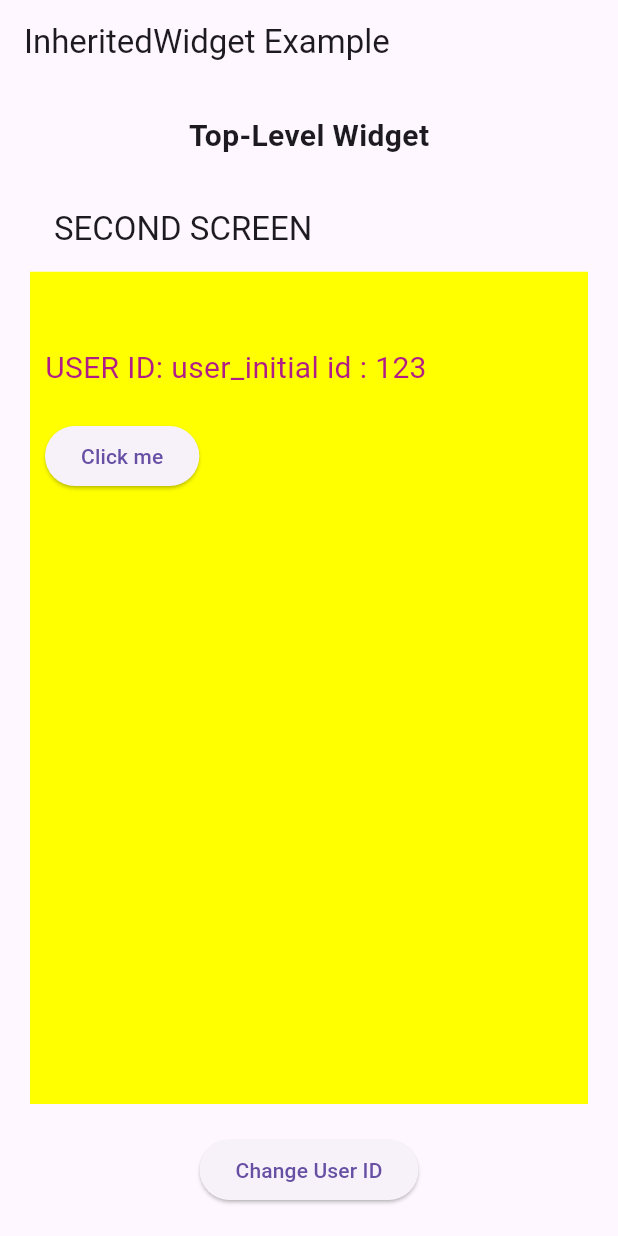
After one commit to makansari7878/samsung_http, a Flutter app: the screen it shows after launch, on a phone screen of 412 x 824 dp. The commit adds this screen. Run offline on Flutter 3.47's test engine with Material 3 defaults, Android fonts, the phone set to English and light mode, and no system bars; our stand-ins replace dio.

Commit message:
Inherited widget

```diff
--- /dev/null
+++ b/lib/inherited_widget_demo.dart
@@ -0,0 +1,54 @@
+import 'package:flutter/material.dart';
+import 'package:samsung_http_proj/second_screen.dart';
+import 'package:samsung_http_proj/user_provider.dart';
+
+
+class InheritedWidgetDemo extends StatefulWidget {
+  const InheritedWidgetDemo({super.key});
+
+  @override
+  State<InheritedWidgetDemo> createState() => _InheritedWidgetDemoState();
+}
+
+class _InheritedWidgetDemoState extends State<InheritedWidgetDemo> {
+  String _currentUserId = 'user_initial id : 123';
+
+  void _changeUserId() {
+    setState(() {
+      _currentUserId = 'user_changed : ${DateTime.now().millisecond}';
+    });
+  }
+
+  @override
+  Widget build(BuildContext context) {
+    return Scaffold(
+      appBar: AppBar(
+        title: const Text('InheritedWidget Example'),
+      ),
+      body: UserProvider(
+        userId: _currentUserId,
+        child: Padding(
+          padding: const EdgeInsets.all(20.0),
+          child: Column(
+            children: [
+              const Text(
+                'Top-Level Widget',
+                style: TextStyle(fontSize: 20, fontWeight: FontWeight.bold),
+              ),
+              const SizedBox(height: 20),
+              // SecondScreen will take remaining space
+              const Expanded(
+                child: SecondScreen(),
+              ),
+              const SizedBox(height: 20),
+              ElevatedButton(
+                onPressed: _changeUserId,
+                child: const Text('Change User ID'),
+              ),
+            ],
+          ),
+        ),
+      ),
+    );
+  }
+}
--- a/lib/main.dart
+++ b/lib/main.dart
@@ -4,6 +4,7 @@ import 'package:flutter/material.dart';
 import 'package:samsung_http_proj/Dio_Demo.dart';
 import 'package:samsung_http_proj/http_demo.dart';
 import 'package:flutter/foundation.dart';
+import 'package:samsung_http_proj/inherited_widget_demo.dart';
 import 'package:samsung_http_proj/modal_demo.dart';
 
 void main() {
@@ -18,7 +19,7 @@ class MyApp extends StatelessWidget {
   Widget build(BuildContext context) {
     return MaterialApp(
       title: 'Flutter Demo',
-      home: DioDemo()
+      home: InheritedWidgetDemo()
     );
   }
 }
--- a/lib/modal_demo.dart
+++ b/lib/modal_demo.dart
@@ -32,7 +32,7 @@ class _ModalDemoState extends State<ModalDemo> {
       context: context,
       builder: (context) {
         return Container(
-          height: 200,
+          height: 300,
           padding: EdgeInsets.all(16),
           color: Colors.greenAccent,
           child: Column(
--- /dev/null
+++ b/lib/second_screen.dart
@@ -0,0 +1,39 @@
+
+import 'package:flutter/material.dart';
+import 'package:samsung_http_proj/user_provider.dart';
+
+
+class SecondScreen extends StatelessWidget {
+  const SecondScreen({super.key});
+
+
+  @override
+  Widget build(BuildContext context) {
+    final userProvider = UserProvider.of(context);
+    final userId = userProvider?.userId;
+
+
+    return Scaffold(
+      appBar: AppBar(title: const Text('SECOND SCREEN')),
+      body: Container(
+        color: Colors.yellowAccent,
+        padding: const EdgeInsets.only(left: 10, top: 50),
+        width: MediaQuery.of(context).size.width,
+        height: MediaQuery.of(context).size.height,
+        child: Column(
+          crossAxisAlignment: CrossAxisAlignment.start, // Align children to start
+          children: [
+            Text(
+              'USER ID: $userId', // Removed extra curly brace
+              style: const TextStyle(fontSize: 20,color: Color(0xFFB11D87),
+              ),
+            ),
+            const SizedBox(height: 20),
+            ElevatedButton(onPressed: () {},child: const Text('Click me'),
+            ),
+          ],
+        ),
+      ),
+    );
+  }
+}
--- /dev/null
+++ b/lib/user_provider.dart
@@ -0,0 +1,22 @@
+import 'package:flutter/material.dart';
+
+
+class UserProvider extends InheritedWidget {
+  final dynamic userId;
+
+  const UserProvider({
+    super.key,
+    required this.userId,
+    required super.child,
+  });
+
+  @override
+  bool updateShouldNotify(UserProvider oldWidget) {
+    return userId != oldWidget.userId;
+  }
+
+  static UserProvider? of(BuildContext context) {
+    // This finds the nearest UserProvider up the widget tree.
+    return context.dependOnInheritedWidgetOfExactType<UserProvider>();
+  }
+}
```
